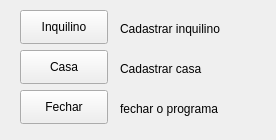
The window that interface/Menu.ui (adenilsonElias/Gerenciador_Casa_Aluguel) describes before a commit, drawn with Qt 5.
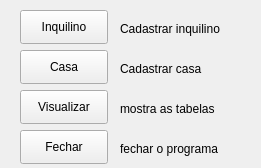
The same window after the commit.

Commit message: Implementação tela Visualizar

Patch:
```diff
--- a/interface/Menu.ui
+++ b/interface/Menu.ui
@@ -6,8 +6,8 @@
    <rect>
     <x>0</x>
     <y>0</y>
-    <width>276</width>
-    <height>140</height>
+    <width>261</width>
+    <height>168</height>
    </rect>
   </property>
   <property name="acceptDrops">
@@ -72,7 +72,7 @@
    <property name="geometry">
     <rect>
      <x>20</x>
-     <y>90</y>
+     <y>130</y>
      <width>88</width>
      <height>34</height>
     </rect>
@@ -85,7 +85,7 @@
    <property name="geometry">
     <rect>
      <x>120</x>
-     <y>100</y>
+     <y>140</y>
      <width>121</width>
      <height>18</height>
     </rect>
@@ -94,6 +94,32 @@
     <string>fechar o programa</string>
    </property>
   </widget>
+  <widget class="QPushButton" name="Visualizar">
+   <property name="geometry">
+    <rect>
+     <x>20</x>
+     <y>90</y>
+     <width>88</width>
+     <height>34</height>
+    </rect>
+   </property>
+   <property name="text">
+    <string>Visualizar</string>
+   </property>
+  </widget>
+  <widget class="QLabel" name="label_4">
+   <property name="geometry">
+    <rect>
+     <x>120</x>
+     <y>100</y>
+     <width>151</width>
+     <height>18</height>
+    </rect>
+   </property>
+   <property name="text">
+    <string>mostra as tabelas</string>
+   </property>
+  </widget>
  </widget>
  <resources/>
  <connections/>
```
The commit also changes 6 other files.
